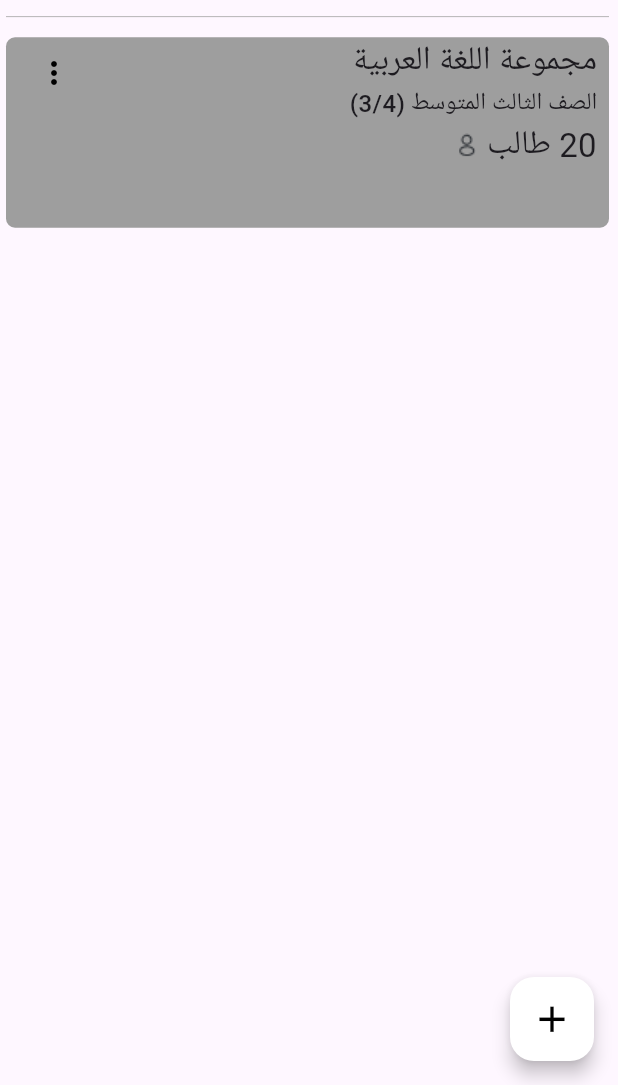
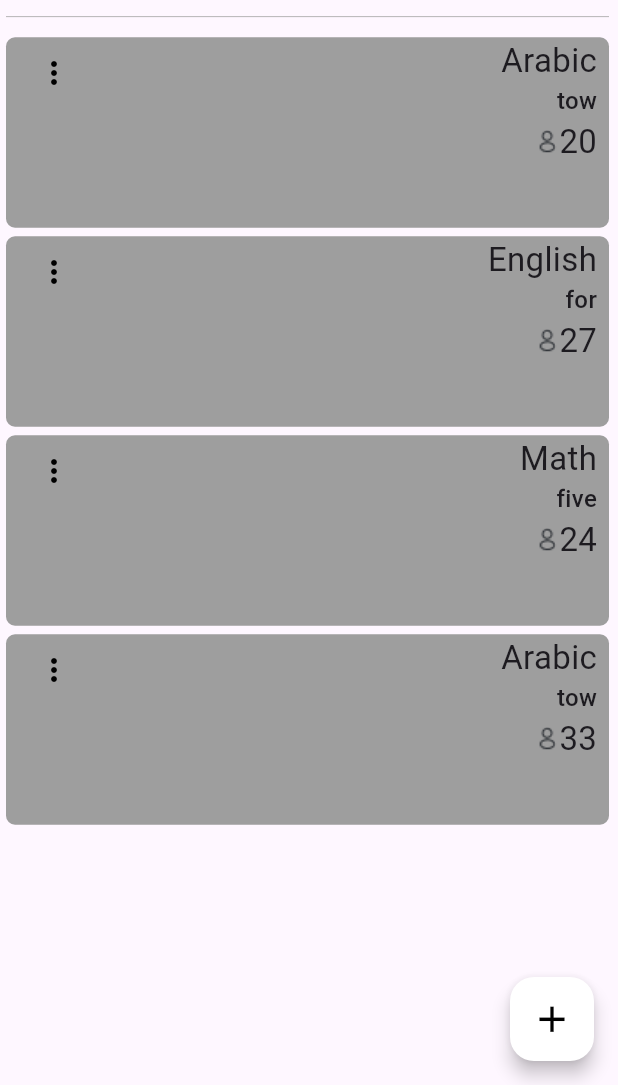
Before and after one commit to islam-kamal/school_room, a Flutter app: the AdminScreenDetails screen opened directly, on a phone screen of 412 x 824 dp, the part 151-1236 px from its top. Run offline on Flutter 3.47's test engine with Material 3 defaults, Android fonts, the phone set to English and light mode, and no system bars; our stand-ins replace google_fonts; Roboto replaces fonts that are missing (Cairo).

Commit message:
intial phase2

```diff
--- a/lib/Feature/BottomNavigationBar/presentation/pages/index_screen.dart
+++ b/lib/Feature/BottomNavigationBar/presentation/pages/index_screen.dart
@@ -77,7 +77,8 @@ class _IndexScreenState extends State<IndexScreen> {
               unselectedFontSize: 14.0,
               showUnselectedLabels: true,
 
-            )   ),
+            ),
+               ),
       ),
     );
   }
--- a/lib/Feature/admin/domain/entities/course_entity.dart
+++ b/lib/Feature/admin/domain/entities/course_entity.dart
@@ -1,3 +1,8 @@
-class AdminEntity{
-  final String
+class CourseEntity{
+   final String? subject;
+   final String? level;
+   final String? studentNumber;
+  CourseEntity( this.subject, this.level, this.studentNumber);
+
+
 }
--- a/lib/Feature/admin/presentation/widgets/admin_screen_details_widget.dart
+++ b/lib/Feature/admin/presentation/widgets/admin_screen_details_widget.dart
@@ -1,10 +1,16 @@
 import 'package:flutter/material.dart';
+import 'package:school_room/Feature/admin/domain/entities/course_entity.dart';
 import 'package:school_room/Feature/admin/presentation/widgets/admin_app_bar.dart';
 import 'package:school_room/Feature/admin/presentation/widgets/groups_list_view_item_widget.dart';
 
 class AdminScreenDetails extends StatelessWidget{
-  const AdminScreenDetails({super.key});
-
+   AdminScreenDetails({super.key});
+final List<CourseEntity> courses = [
+  CourseEntity('Arabic', 'tow', '20'),
+  CourseEntity('English', 'for', '27'),
+  CourseEntity('Math', 'five', '24'),
+  CourseEntity('Arabic', 'tow', '33')
+];
   @override
   Widget build(BuildContext context) {
     return  Directionality(
@@ -15,13 +21,12 @@ class AdminScreenDetails extends StatelessWidget{
           child: Column(
             children: [
               AdminAppBar(),
-              GroupsListViewItem(),
               ListView.builder(
                   shrinkWrap: true,
                   physics: const NeverScrollableScrollPhysics(),
-                  itemCount: 0,
+                  itemCount: courses.length,
                   itemBuilder: (context , index){
-                    return const GroupsListViewItem();
+                    return  GroupsListViewItem(course: courses[index],);
                   }
               ),
             ],
--- a/lib/Feature/admin/presentation/widgets/groups_list_view_item_widget.dart
+++ b/lib/Feature/admin/presentation/widgets/groups_list_view_item_widget.dart
@@ -1,9 +1,10 @@
 import 'package:flutter/material.dart';
+import 'package:school_room/Feature/admin/domain/entities/course_entity.dart';
 import 'package:school_room/core/utils/styles.dart';
 
 class GroupsListViewItem extends StatelessWidget{
-  const GroupsListViewItem({super.key});
-
+  const GroupsListViewItem({super.key, required this.course});
+final CourseEntity course;
   @override
   Widget build(BuildContext context) {
     return Column(
@@ -27,17 +28,17 @@ class GroupsListViewItem extends StatelessWidget{
                     crossAxisAlignment: CrossAxisAlignment.start,
                     children: [
                       Text(
-                          'مجموعة اللغة العربية',
+                          course.subject! ?? '',
                         style: Styles.textStyle22,
                       ),
                       Text(
-                          'الصف الثالث المتوسط (3/4)',
+                          course.level! ?? '',
                         style: Styles.textStyle16,
                       ),
                       Row(
                         children: [
                           Text(
-                              '20 طالب ',
+                              course.studentNumber! ?? '',
                             style: Styles.textStyle22,
                           ),
                           Image.asset('assets/images/profile.png')
--- /dev/null
+++ b/lib/Feature/admin/presentation/widgets/index.dart
@@ -0,0 +1,3 @@
+export 'admin_app_bar.dart';
+export 'admin_screen_details_widget.dart';
+export 'groups_list_view_item_widget.dart';
--- a/lib/main.dart
+++ b/lib/main.dart
@@ -1,6 +1,5 @@
 import 'package:flutter/material.dart';
 import 'package:school_room/Feature/BottomNavigationBar/presentation/pages/index_screen.dart';
-import 'package:school_room/Feature/admin/presentation/pages/admin_screen.dart';
 
 
 
```
Also changed, not shown: lib/Feature/Home/presentation/widgets/grid_view_item_widget.dart (+12 -10 lines).
